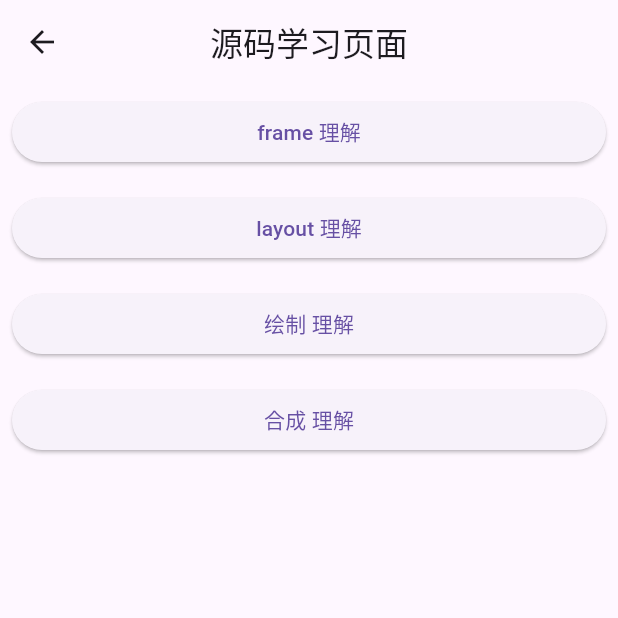
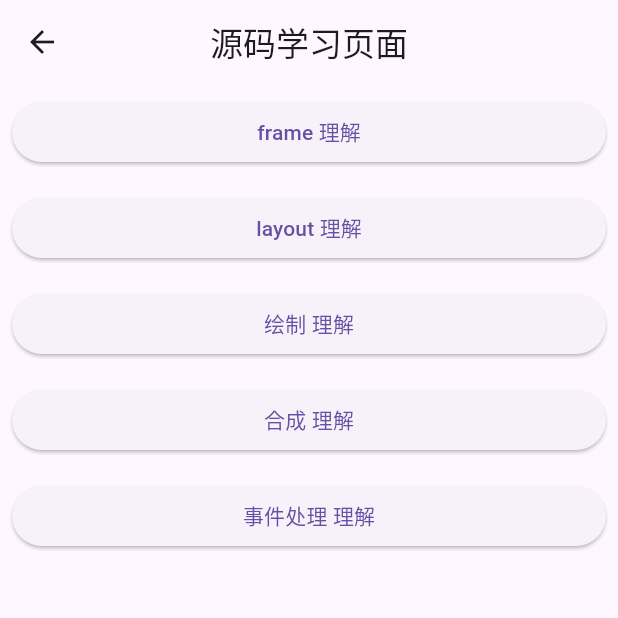
Before and after one commit to zuozuozuo-cz/study_flutter, a Flutter app: the SourceStudyPage screen opened by its route, on a phone screen of 412 x 824 dp, the top half of it. Run offline on Flutter 3.47's test engine with Material 3 defaults, Android fonts, the phone set to English and light mode, and no system bars; our stand-ins replace dio, get, logger; generated files the repository leaves out were written again.

Commit message:
增加事件处理页面

```diff
--- a/lib/routes/app_routes.dart
+++ b/lib/routes/app_routes.dart
@@ -34,4 +34,5 @@ class AppRoutes {
   static const layout = '$understanding/layout';
   static const painting = '$understanding/paint';
   static const compositing = '$understanding/compositing';
+  static const pointer_event = '$understanding/pointer_event';
 }
--- a/lib/routes/understanding_routes.dart
+++ b/lib/routes/understanding_routes.dart
@@ -1,5 +1,6 @@
 import 'package:get/get_navigation/src/routes/get_route.dart';
 import 'package:study_flutter/routes/app_routes.dart';
+import 'package:study_flutter/ui/page/understanding/pointer_event/pointer_event_page.dart';
 
 import '../ui/page/understanding/compositing/compositing_page.dart';
 import '../ui/page/understanding/lifecycle/element_lifecycle_page.dart';
@@ -13,4 +14,5 @@ final List<GetPage> understandingRoutes = [
   GetPage(name: AppRoutes.layout, page: () => LayoutPage()),
   GetPage(name: AppRoutes.painting, page: () => PaintPage()),
   GetPage(name: AppRoutes.compositing, page: () => CompositingPage()),
+  GetPage(name: AppRoutes.pointer_event, page: () => PointerEventPage()),
 ];
--- a/lib/ui/page/home_list/source_study_page.dart
+++ b/lib/ui/page/home_list/source_study_page.dart
@@ -17,6 +17,7 @@ class _SourceStudyPageState extends State<SourceStudyPage> {
     {'title': 'layout 理解', 'route': AppRoutes.layout},
     {'title': '绘制 理解', 'route': AppRoutes.painting},
     {'title': '合成 理解', 'route': AppRoutes.compositing},
+    {'title': '事件处理 理解', 'route': AppRoutes.pointer_event},
   ];
 
   @override
```
Also changed, not shown: lib/ui/page/understanding/pointer_event/pointer_event_page.dart (added, +21 -0 lines).
